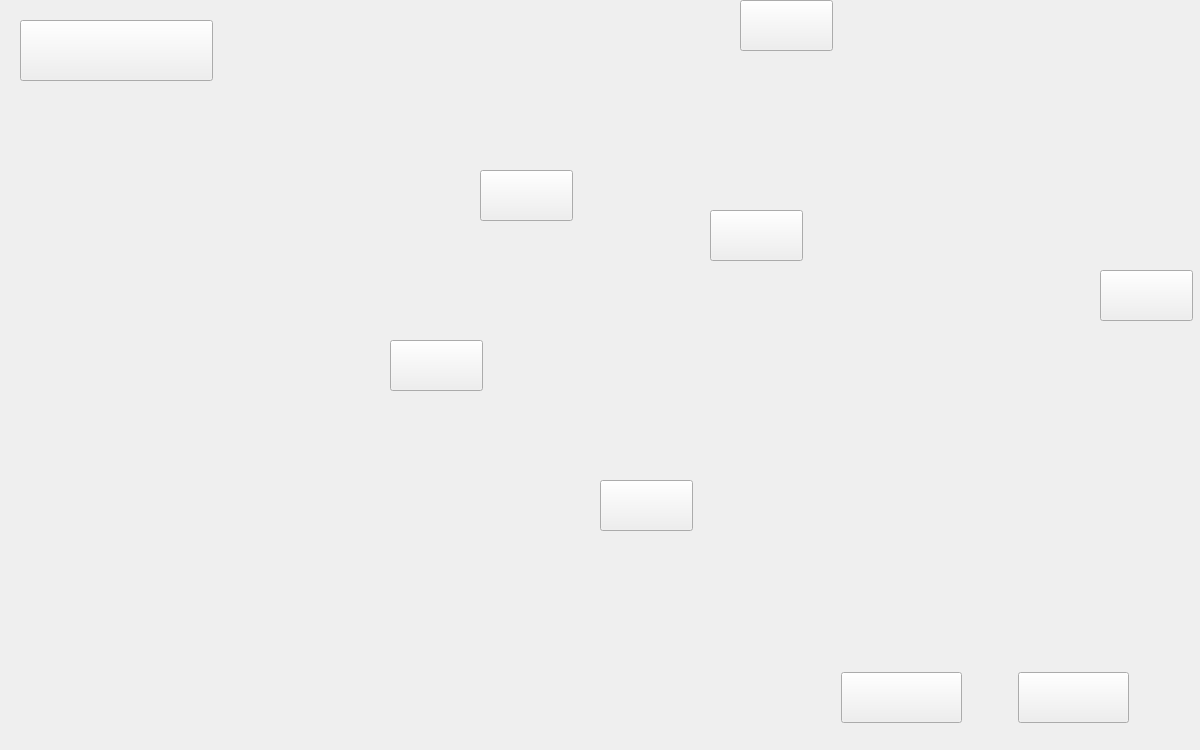
Qt form map.ui (Steel-B/MyGame) before a commit.
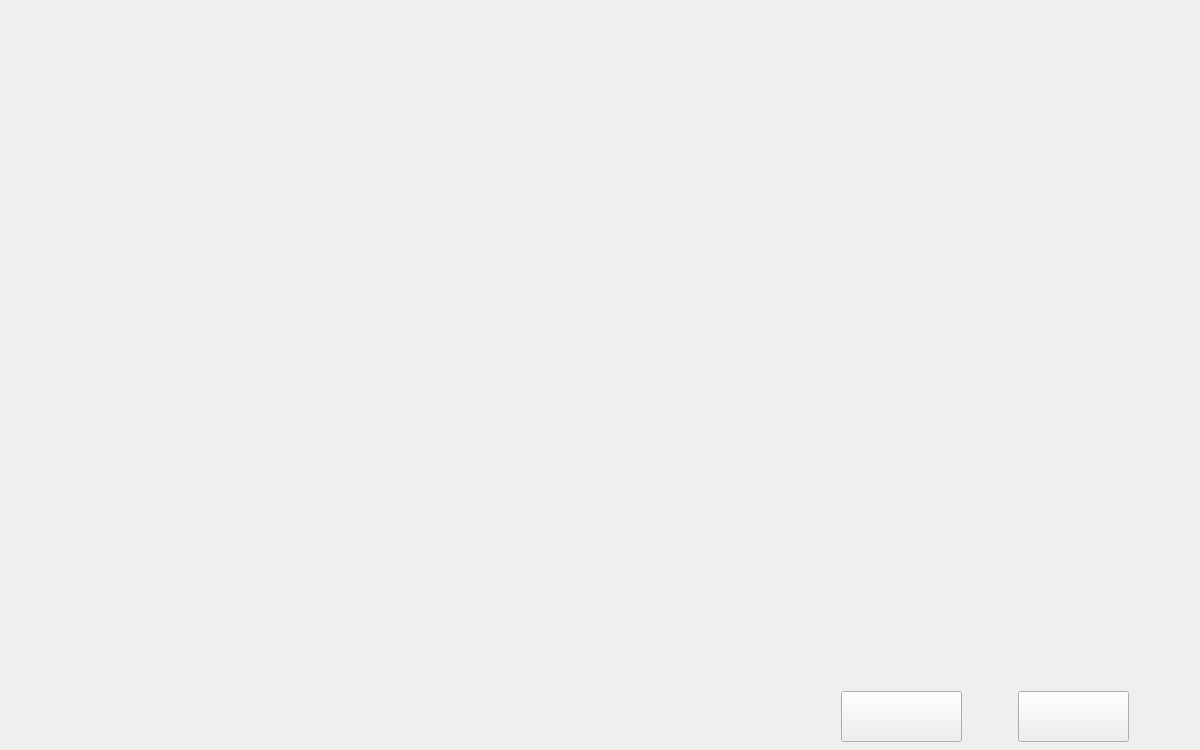
The same form after that commit. Icons and pictures are not drawn.

```diff
--- a/map.ui
+++ b/map.ui
@@ -29,7 +29,7 @@
    <property name="geometry">
     <rect>
      <x>841</x>
-     <y>671</y>
+     <y>690</y>
      <width>288</width>
      <height>53</height>
     </rect>
@@ -82,22 +82,6 @@
     </item>
    </layout>
   </widget>
-  <widget class="QPushButton" name="b_1">
-   <property name="geometry">
-    <rect>
-     <x>480</x>
-     <y>170</y>
-     <width>93</width>
-     <height>51</height>
-    </rect>
-   </property>
-   <property name="styleSheet">
-    <string notr="true">border-image: url(:/images/images/place point/place.png);</string>
-   </property>
-   <property name="text">
-    <string/>
-   </property>
-  </widget>
   <widget class="QWidget" name="layoutWidget">
    <property name="geometry">
     <rect>
@@ -109,13 +93,7 @@
    </property>
    <layout class="QVBoxLayout" name="verticalLayout">
     <item>
-     <widget class="QPushButton" name="pushButton">
-      <property name="minimumSize">
-       <size>
-        <width>191</width>
-        <height>61</height>
-       </size>
-      </property>
+     <widget class="QLabel" name="life">
       <property name="styleSheet">
        <string notr="true">border-image: url(:/images/images/maps/生命.png);</string>
       </property>
@@ -158,99 +136,6 @@
     </item>
    </layout>
   </widget>
-  <widget class="QPushButton" name="b_2">
-   <property name="geometry">
-    <rect>
-     <x>1100</x>
-     <y>270</y>
-     <width>93</width>
-     <height>51</height>
-    </rect>
-   </property>
-   <property name="styleSheet">
-    <string notr="true">border-image: url(:/images/images/place point/place.png);</string>
-   </property>
-   <property name="text">
-    <string/>
-   </property>
-  </widget>
-  <widget class="QPushButton" name="b_3">
-   <property name="geometry">
-    <rect>
-     <x>710</x>
-     <y>210</y>
-     <width>93</width>
-     <height>51</height>
-    </rect>
-   </property>
-   <property name="styleSheet">
-    <string notr="true">border-image: url(:/images/images/place point/place.png);</string>
-   </property>
-   <property name="text">
-    <string/>
-   </property>
-  </widget>
-  <widget class="QPushButton" name="b_4">
-   <property name="geometry">
-    <rect>
-     <x>390</x>
-     <y>340</y>
-     <width>93</width>
-     <height>51</height>
-    </rect>
-   </property>
-   <property name="styleSheet">
-    <string notr="true">border-image: url(:/images/images/place point/place.png);</string>
-   </property>
-   <property name="text">
-    <string/>
-   </property>
-  </widget>
-  <widget class="QPushButton" name="b_5">
-   <property name="geometry">
-    <rect>
-     <x>600</x>
-     <y>480</y>
-     <width>93</width>
-     <height>51</height>
-    </rect>
-   </property>
-   <property name="styleSheet">
-    <string notr="true">border-image: url(:/images/images/place point/place.png);</string>
-   </property>
-   <property name="text">
-    <string/>
-   </property>
-  </widget>
-  <widget class="QPushButton" name="b_6">
-   <property name="geometry">
-    <rect>
-     <x>740</x>
-     <y>0</y>
-     <width>93</width>
-     <height>51</height>
-    </rect>
-   </property>
-   <property name="styleSheet">
-    <string notr="true">border-image: url(:/images/images/place point/place.png);</string>
-   </property>
-   <property name="text">
-    <string/>
-   </property>
-  </widget>
-  <widget class="QWidget" name="widget" native="true">
-   <property name="geometry">
-    <rect>
-     <x>480</x>
-     <y>680</y>
-     <width>120</width>
-     <height>80</height>
-    </rect>
-   </property>
-   <property name="styleSheet">
-    <string notr="true">border-image: url(:/images/images/maps/终点.png);</string>
-   </property>
-  </widget>
  </widget>
  <resources/>
  <connections/>
```
Left out of the diff: 8 changed lines with no effect on the pictures.
